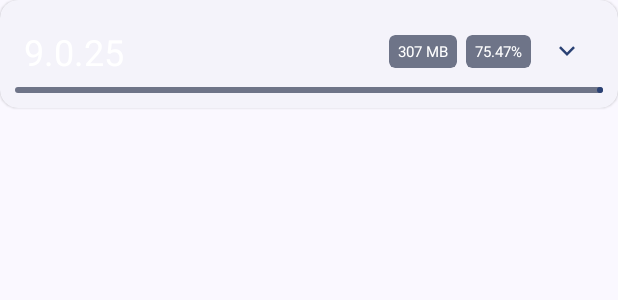
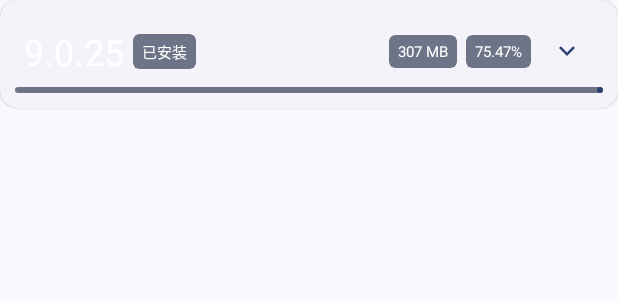
Before and after one commit to klxiaoniu/QQVersionList, an Android app: the layout item_version.xml on its own in the app's theme, with its tools: preview values and no code run, on a phone screen of 412 x 824 dp. Shown: the top 300 px of the screen. Run offline under Robolectric (Android 15) with nearby library versions, the phone set to English and light mode, and no system bars.

Commit message:
上游更新、异步读取猜版后缀字符串、新增“已安装”标识 (#43)
* 上游更新、异步读取猜版后缀字符串、新增“已安装”标识

* Update MainActivity.kt

* 提升 JVM 版本至 21

* 撤回 JVM 21，使用<queries>替代QUERY_ALL_PACKAGES

```diff
--- a/app/src/main/AndroidManifest.xml
+++ b/app/src/main/AndroidManifest.xml
@@ -3,6 +3,10 @@
     xmlns:tools="http://schemas.android.com/tools">
 
     <uses-permission android:name="android.permission.INTERNET" />
+
+    <queries>
+        <package android:name="com.tencent.mobileqq" />
+    </queries>
 
     <application
         android:name=".TipTimeApplication"
--- a/app/src/main/res/layout/dialog_setting.xml
+++ b/app/src/main/res/layout/dialog_setting.xml
@@ -40,7 +40,7 @@
         android:layout_height="wrap_content"
         android:paddingTop="8dp"
         android:paddingBottom="8dp"
-        android:text="长按版本列表文字弹出详细信息" />
+        android:text="长按版本列表文字弹出源 JSON 字符串" />
 
     <com.google.android.material.materialswitch.MaterialSwitch
         android:id="@+id/progress_size"
--- a/app/src/main/res/layout/item_version.xml
+++ b/app/src/main/res/layout/item_version.xml
@@ -57,6 +57,34 @@
                     app:layout_constraintStart_toStartOf="parent"
                     app:layout_constraintTop_toTopOf="parent"
                     tools:text="9.0.25" />
+
+                <com.google.android.material.card.MaterialCardView
+                    android:id="@+id/tv_install_card"
+                    style="?attr/materialCardViewFilledStyle"
+                    android:layout_width="wrap_content"
+                    android:layout_height="wrap_content"
+                    android:layout_marginStart="6dp"
+                    android:backgroundTint="?attr/colorSecondaryContainer"
+                    app:cardCornerRadius="4dp"
+                    app:layout_constraintBottom_toBottomOf="@id/tv_version"
+                    app:layout_constraintStart_toEndOf="@id/tv_version"
+                    app:layout_constraintTop_toTopOf="@id/tv_version">
+
+                    <TextView
+                        android:id="@+id/tv_install"
+                        android:layout_width="wrap_content"
+                        android:layout_height="wrap_content"
+                        android:layout_marginStart="2dp"
+                        android:layout_marginEnd="2dp"
+                        android:padding="4dp"
+                        android:textColor="?attr/colorOnSecondaryContainer"
+                        android:textSize="10sp"
+                        app:layout_constraintBottom_toBottomOf="@id/tv_version"
+                        app:layout_constraintEnd_toEndOf="parent"
+                        app:layout_constraintTop_toTopOf="@id/tv_version"
+                        tools:text="已安装" />
+
+                </com.google.android.material.card.MaterialCardView>
 
                 <com.google.android.material.card.MaterialCardView
                     android:id="@+id/tv_per_size_card"
--- a/build.gradle.kts
+++ b/build.gradle.kts
@@ -1,5 +1,5 @@
 // Top-level build file where you can add configuration options common to all sub-projects/modules.
 plugins {
     id("com.android.application") version "8.4.0" apply false
-    id("org.jetbrains.kotlin.android") version "2.0.0-RC2" apply false
+    id("org.jetbrains.kotlin.android") version "2.0.0-RC3" apply false
 }
```
Also changed, not shown: app/build.gradle.kts (+6 -6 lines), app/src/main/java/com/xiaoniu/qqversionlist/ui/MainActivity.kt (+44 -12 lines), app/src/main/java/com/xiaoniu/qqversionlist/ui/VersionAdapter.kt (+11 -1 lines), app/src/main/res/layout/item_version_detail.xml (+28 -0 lines).
